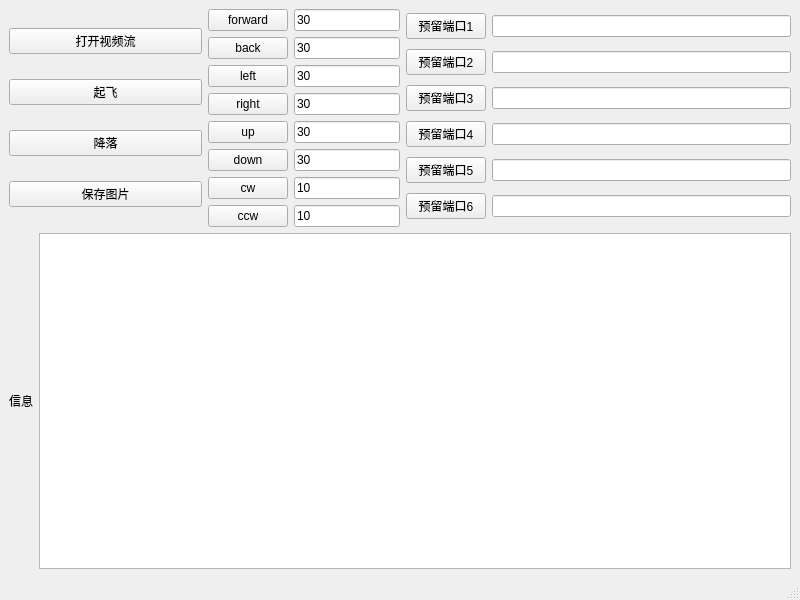
Above: 2020/final/kzj/tello.ui from kzj18/Thudrone before the change. Below: the same form after it.
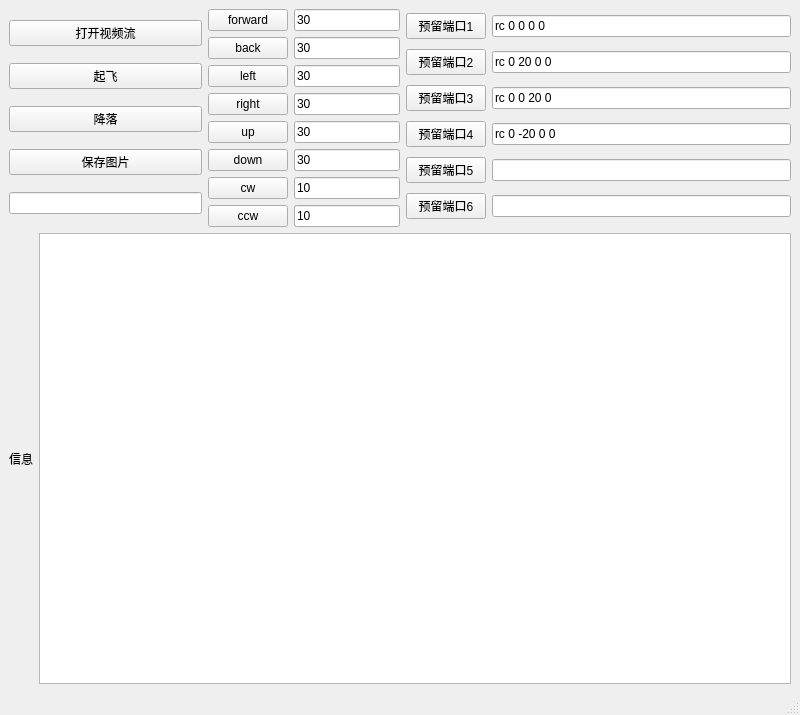
That is the form after the change.

Diff of the .ui file:
```diff
--- a/2020/final/kzj/tello.ui
+++ b/2020/final/kzj/tello.ui
@@ -7,7 +7,7 @@
     <x>0</x>
     <y>0</y>
     <width>800</width>
-    <height>600</height>
+    <height>715</height>
    </rect>
   </property>
   <property name="windowTitle">
@@ -47,6 +47,9 @@
           </property>
          </widget>
         </item>
+        <item>
+         <widget class="QLineEdit" name="box_num"/>
+        </item>
        </layout>
       </item>
       <item>
@@ -209,7 +212,11 @@
            </widget>
           </item>
           <item>
-           <widget class="QLineEdit" name="command_str_1"/>
+           <widget class="QLineEdit" name="command_str_1">
+            <property name="text">
+             <string>rc 0 0 0 0</string>
+            </property>
+           </widget>
           </item>
          </layout>
         </item>
@@ -223,7 +230,11 @@
            </widget>
           </item>
           <item>
-           <widget class="QLineEdit" name="command_str_2"/>
+           <widget class="QLineEdit" name="command_str_2">
+            <property name="text">
+             <string>rc 0 20 0 0</string>
+            </property>
+           </widget>
           </item>
          </layout>
         </item>
@@ -237,7 +248,11 @@
            </widget>
           </item>
           <item>
-           <widget class="QLineEdit" name="command_str_3"/>
+           <widget class="QLineEdit" name="command_str_3">
+            <property name="text">
+             <string>rc 0 0 20 0</string>
+            </property>
+           </widget>
           </item>
          </layout>
         </item>
@@ -251,7 +266,11 @@
            </widget>
           </item>
           <item>
-           <widget class="QLineEdit" name="command_str_4"/>
+           <widget class="QLineEdit" name="command_str_4">
+            <property name="text">
+             <string>rc 0 -20 0 0</string>
+            </property>
+           </widget>
           </item>
          </layout>
         </item>
```
